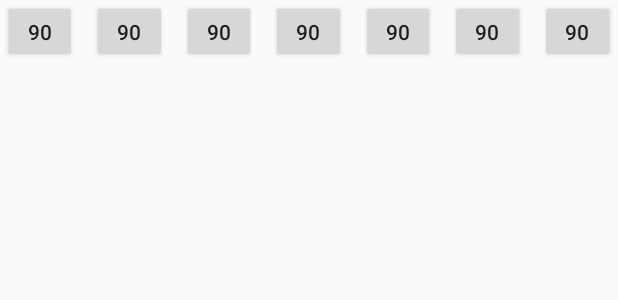
After one commit to jeubank12/refitted, an Android app: the layout calendar_row_layout.xml on its own in the app's theme, with its tools: preview values and no code run, on a phone screen of 412 x 824 dp. The commit adds this screen. Shown: the top 300 px of the screen. Run offline under Robolectric (Android 15) with nearby library versions, the phone set to English and light mode, and no system bars.

Commit message:
make a simple calendar view and implement onclick listeners to launch the exercise detail activity

```diff
--- a/app/src/main/java/com/litus_animae/refitted/ExerciseDetailViewActivity.java
+++ b/app/src/main/java/com/litus_animae/refitted/ExerciseDetailViewActivity.java
@@ -1,5 +1,6 @@
 package com.litus_animae.refitted;
 
+import android.content.Intent;
 import android.databinding.DataBindingUtil;
 import android.databinding.ObservableBoolean;
 import android.databinding.ObservableField;
@@ -97,9 +98,11 @@ public class ExerciseDetailViewActivity extends AppCompatActivity implements
         weightView = findViewById(R.id.weightDisplayView);
         restView = findViewById(R.id.restTimeView);
 
+        Intent intent = getIntent();
         String day = "1";
         String workoutName = "AX1";
-        GetWorkoutsForDay(day, workoutName);
+        GetWorkoutsForDay(Integer.toString(intent.getIntExtra("day", 1)),
+                intent.getStringExtra("workout"));
     }
 
     private void GetWorkoutsForDay(String day, String workoutName) {
--- /dev/null
+++ b/app/src/main/res/layout/calendar_row_layout.xml
@@ -0,0 +1,126 @@
+<?xml version="1.0" encoding="utf-8"?>
+<layout xmlns:android="http://schemas.android.com/apk/res/android"
+    xmlns:app="http://schemas.android.com/apk/res-auto">
+    <data>
+        <import type="android.view.View"/>
+        <variable
+            name="daysVisible"
+            type="int" />
+        <variable
+            name="minDay"
+            type="int" />
+        <variable
+            name="locale"
+            type="java.util.Locale" />
+    </data>
+    <android.support.constraint.ConstraintLayout
+    xmlns:tools="http://schemas.android.com/tools"
+    android:layout_width="match_parent"
+    android:layout_height="wrap_content">
+
+    <Button
+        android:id="@+id/day6button"
+        android:layout_width="50dp"
+        android:layout_height="42dp"
+        android:layout_marginStart="8dp"
+        android:paddingVertical="8dp"
+        android:visibility="@{daysVisible > 5 ? View.VISIBLE : View.INVISIBLE}"
+        android:text='@{String.format(locale, "%d", minDay + 6)}'
+        app:layout_constraintDimensionRatio="1:1"
+        app:layout_constraintEnd_toStartOf="@+id/day7button"
+        app:layout_constraintHorizontal_bias="0.5"
+        app:layout_constraintStart_toEndOf="@+id/day5button"
+        app:layout_constraintTop_toTopOf="parent"
+        tools:text="90" />
+
+    <Button
+        android:id="@+id/day3button"
+        android:layout_width="49dp"
+        android:layout_height="42dp"
+        android:layout_marginStart="8dp"
+        android:paddingVertical="8dp"
+        android:visibility="@{daysVisible > 2 ? View.VISIBLE : View.INVISIBLE}"
+        android:text='@{String.format(locale, "%d", minDay + 3)}'
+        app:layout_constraintDimensionRatio="1:1"
+        app:layout_constraintEnd_toStartOf="@+id/day4button"
+        app:layout_constraintHorizontal_bias="0.5"
+        app:layout_constraintStart_toEndOf="@+id/day2button"
+        app:layout_constraintTop_toTopOf="parent"
+        tools:text="90" />
+
+    <Button
+        android:id="@+id/day4button"
+        android:layout_width="50dp"
+        android:layout_height="42dp"
+        android:layout_marginStart="8dp"
+        android:paddingVertical="8dp"
+        android:visibility="@{daysVisible > 3 ? View.VISIBLE : View.INVISIBLE}"
+        android:text='@{String.format(locale, "%d", minDay + 4)}'
+        app:layout_constraintDimensionRatio="1:1"
+        app:layout_constraintEnd_toStartOf="@+id/day5button"
+        app:layout_constraintHorizontal_bias="0.5"
+        app:layout_constraintStart_toEndOf="@+id/day3button"
+        app:layout_constraintTop_toTopOf="parent"
+        tools:text="90" />
+
+    <Button
+        android:id="@+id/day5button"
+        android:layout_width="49dp"
+        android:layout_height="42dp"
+        android:layout_marginStart="8dp"
+        android:paddingVertical="8dp"
+        android:visibility="@{daysVisible > 4 ? View.VISIBLE : View.INVISIBLE}"
+        android:text='@{String.format(locale, "%d", minDay + 5)}'
+        app:layout_constraintDimensionRatio="1:1"
+        app:layout_constraintEnd_toStartOf="@+id/day6button"
+        app:layout_constraintHorizontal_bias="0.5"
+        app:layout_constraintStart_toEndOf="@+id/day4button"
+        app:layout_constraintTop_toTopOf="parent"
+        tools:text="90" />
+
+    <Button
+        android:id="@+id/day7button"
+        android:layout_width="50dp"
+        android:layout_height="42dp"
+        android:layout_marginStart="8dp"
+        android:paddingVertical="8dp"
+        android:visibility="@{daysVisible > 6 ? View.VISIBLE : View.INVISIBLE}"
+        android:text='@{String.format(locale, "%d", minDay + 7)}'
+        app:layout_constraintDimensionRatio="1:1"
+        app:layout_constraintEnd_toEndOf="parent"
+        app:layout_constraintHorizontal_bias="0.5"
+        app:layout_constraintStart_toEndOf="@+id/day6button"
+        app:layout_constraintTop_toTopOf="parent"
+        tools:text="90" />
+
+        <Button
+            android:id="@+id/day1button"
+            android:layout_width="49dp"
+            android:layout_height="42dp"
+            android:paddingVertical="8dp"
+            android:visibility="@{daysVisible > 0 ? View.VISIBLE : View.INVISIBLE}"
+            android:text='@{String.format(locale, "%d", minDay + 1)}'
+            app:layout_constraintDimensionRatio="1:1"
+            app:layout_constraintEnd_toStartOf="@+id/day2button"
+            app:layout_constraintHorizontal_bias="0.5"
+            app:layout_constraintStart_toStartOf="parent"
+            app:layout_constraintTop_toTopOf="parent"
+            tools:text="90" />
+
+    <Button
+        android:id="@+id/day2button"
+        android:layout_width="50dp"
+        android:layout_height="42dp"
+        android:layout_marginStart="8dp"
+        android:paddingVertical="8dp"
+        android:visibility="@{daysVisible > 1 ? View.VISIBLE : View.INVISIBLE}"
+        android:text='@{String.format(locale, "%d", minDay + 2)}'
+        app:layout_constraintDimensionRatio="1:1"
+        app:layout_constraintEnd_toStartOf="@+id/day3button"
+        app:layout_constraintHorizontal_bias="0.5"
+        app:layout_constraintStart_toEndOf="@+id/day1button"
+        app:layout_constraintTop_toTopOf="parent"
+        tools:text="90" />
+
+</android.support.constraint.ConstraintLayout>
+</layout>
--- a/app/src/main/res/values/dimens.xml
+++ b/app/src/main/res/values/dimens.xml
@@ -1,3 +1,4 @@
 <resources>
-    <dimen name="fab_margin">16dp</dimen>
+    <dimen name="app_bar_height">180dp</dimen>
+    <dimen name="text_margin">16dp</dimen>
 </resources>
```
Also changed, not shown: app/src/main/AndroidManifest.xml (+10 -10 lines), app/src/main/java/com/litus_animae/refitted/CalendarAdapter.java (added, +93 -0 lines), app/src/main/java/com/litus_animae/refitted/WorkoutCalendarViewActivity.java (added, +24 -0 lines), app/src/main/res/layout/activity_workout_calendar_view.xml (added, +38 -0 lines), app/src/main/res/layout/content_workout_calendar_view.xml (added, +10 -0 lines), app/src/main/res/menu/menu_workout_calendar_view.xml (added, +10 -0 lines).
